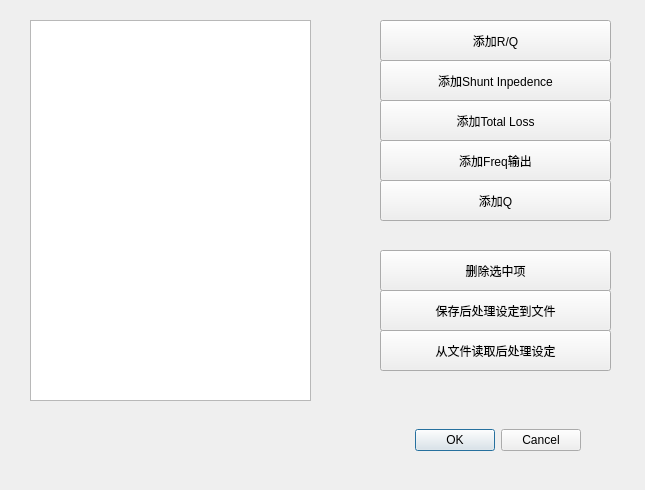
Above: GUI/ui_post.ui from wzmsykk/cst_tools before the change. Below: the same form after it.
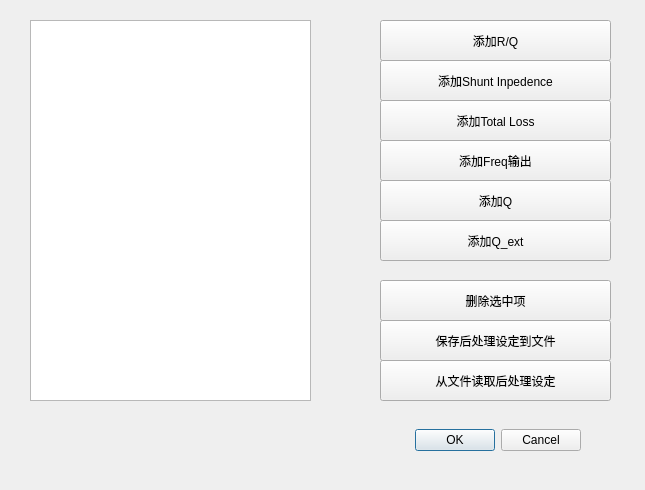
That is the form after the change.

Diff of the .ui file:
```diff
--- a/GUI/ui_post.ui
+++ b/GUI/ui_post.ui
@@ -43,7 +43,7 @@
    <property name="geometry">
     <rect>
      <x>380</x>
-     <y>250</y>
+     <y>280</y>
      <width>231</width>
      <height>41</height>
     </rect>
@@ -82,7 +82,7 @@
    <property name="geometry">
     <rect>
      <x>380</x>
-     <y>290</y>
+     <y>320</y>
      <width>231</width>
      <height>41</height>
     </rect>
@@ -95,7 +95,7 @@
    <property name="geometry">
     <rect>
      <x>380</x>
-     <y>330</y>
+     <y>360</y>
      <width>231</width>
      <height>41</height>
     </rect>
@@ -143,6 +143,19 @@
     <string>添加Shunt Inpedence</string>
    </property>
   </widget>
+  <widget class="QPushButton" name="AddQExtButton">
+   <property name="geometry">
+    <rect>
+     <x>380</x>
+     <y>220</y>
+     <width>231</width>
+     <height>41</height>
+    </rect>
+   </property>
+   <property name="text">
+    <string>添加Q_ext</string>
+   </property>
+  </widget>
  </widget>
  <resources/>
  <connections>
```
